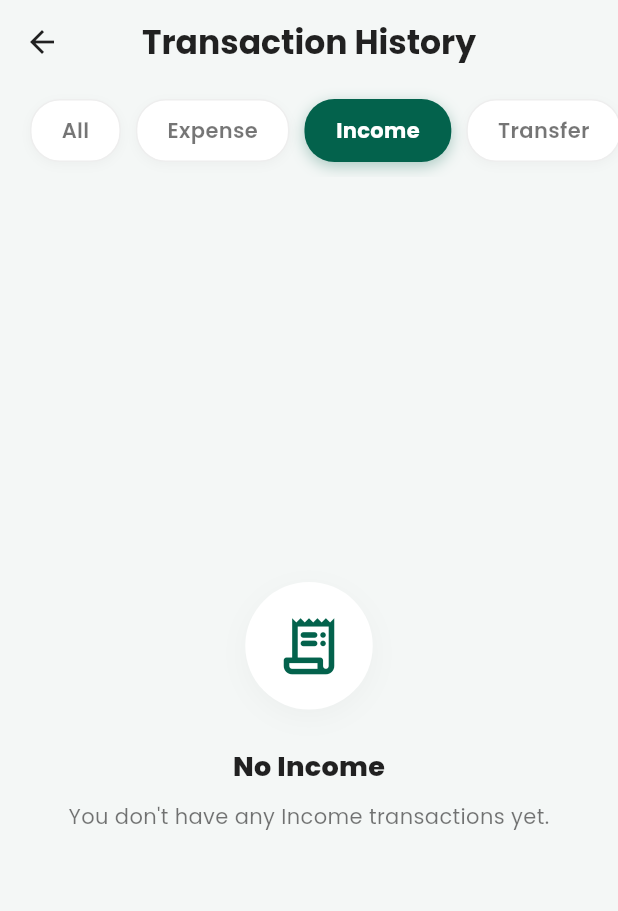
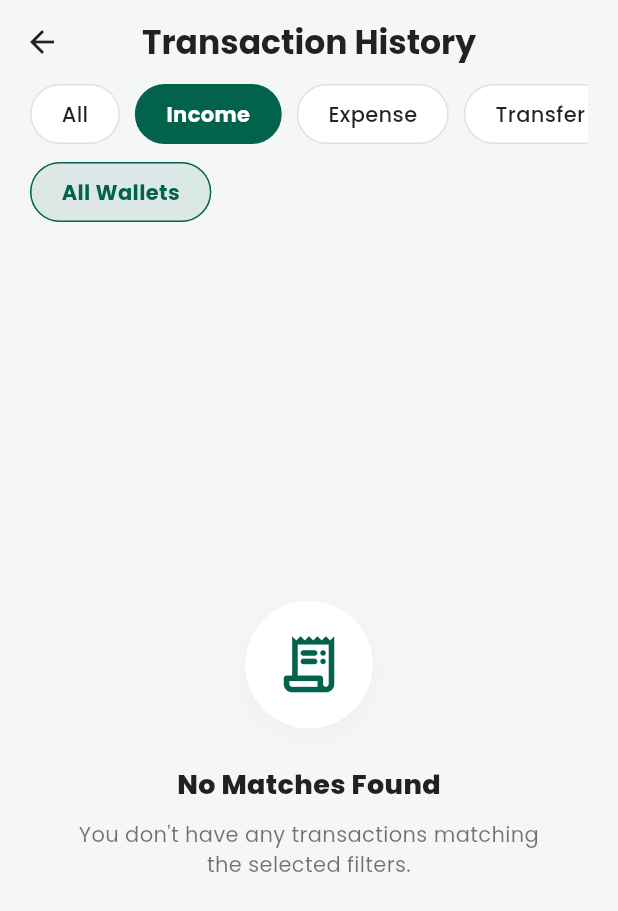
Before and after one commit to aniruddharoyarka/Khorcha, a Flutter app: the AllTransactionsPage screen opened directly with empty values, after a tap on "Income", on a phone screen of 412 x 824 dp. Shown: the top 911 px of the screen. Run offline on Flutter 3.47's test engine with Material 3 defaults, Android fonts, the phone set to English and light mode, and no system bars; our stand-ins replace cloud_firestore, firebase_auth, firebase_core, fl_chart, google_fonts; accounts and stored records are empty.

Commit message:
adding more filters to all transactions page

```diff
--- a/lib/pages/all_transactions_page.dart
+++ b/lib/pages/all_transactions_page.dart
@@ -12,44 +12,147 @@ class AllTransactionsPage extends StatefulWidget {
 }
 
 class _AllTransactionsPageState extends State<AllTransactionsPage> {
-  // Currently selected filter
-  String selectedFilter = 'All';
+  // Currently selected filters
+  String selectedTypeFilter = 'All';
+  String selectedWalletFilter = 'All Wallets';
+
+  final List<String> typeFilters = ['All', 'Income', 'Expense', 'Transfer'];
 
   @override
   Widget build(BuildContext context) {
-    // 1. Filter the transactions based on selected type
+    // Dynamically extract unique wallets from the user's transactions
+    Set<String> uniqueWallets = {'All Wallets'};
+    for (var tx in widget.transactions) {
+      if (tx.wallet.isNotEmpty) uniqueWallets.add(tx.wallet);
+      if (tx.toWallet != null && tx.toWallet!.isNotEmpty) uniqueWallets.add(tx.toWallet!);
+    }
+    // Sort wallets alphabetically but keep 'All Wallets' at the front
+    List<String> walletFilters = uniqueWallets.toList()..sort();
+    walletFilters.remove('All Wallets');
+    walletFilters.insert(0, 'All Wallets');
+
+    // Filter the transactions based on both selected type AND wallet
     List<TransactionModel> filteredList = widget.transactions.where((t) {
-      if (selectedFilter == 'All') return true;
-      if (selectedFilter == 'Income') return t.type == TransactionType.income;
-      if (selectedFilter == 'Expense') return t.type == TransactionType.expense;
-      if (selectedFilter == 'Transfer') return t.type == TransactionType.transfer;
-      return true;
+      // 1. Check Type
+      bool matchesType = true;
+      if (selectedTypeFilter == 'Income') matchesType = t.type == TransactionType.income;
+      if (selectedTypeFilter == 'Expense') matchesType = t.type == TransactionType.expense;
+      if (selectedTypeFilter == 'Transfer') matchesType = t.type == TransactionType.transfer;
+
+      // 2. Check Wallet
+      bool matchesWallet = true;
+      if (selectedWalletFilter != 'All Wallets') {
+        // Match if either the source wallet or destination wallet matches
+        matchesWallet = (t.wallet == selectedWalletFilter || t.toWallet == selectedWalletFilter);
+      }
+
+      return matchesType && matchesWallet;
     }).toList();
 
-    // 2. Sort the filtered list by date (newest first)
+    // Sort the filtered list by date (newest first)
     filteredList.sort((a, b) => b.date.compareTo(a.date));
 
     return Scaffold(
       backgroundColor: const Color(0xFFF4F7F6),
       appBar: AppBar(
-        title: const Text("Transaction History", style: TextStyle(fontWeight: FontWeight.w700)),
+        title: const Text("Transaction History", style: TextStyle(fontWeight: FontWeight.w700, color: Colors.black87)),
         centerTitle: true,
         backgroundColor: Colors.transparent,
         elevation: 0,
-        foregroundColor: Colors.black87,
+        iconTheme: const IconThemeData(color: Colors.black87),
       ),
       body: Column(
         children: [
-          // Filter Row at the top
-          _buildFilterRow(),
+          // Filter Section
+          Container(
+            padding: const EdgeInsets.only(left: 20, right: 20, bottom: 15),
+            child: Column(
+              crossAxisAlignment: CrossAxisAlignment.start,
+              children: [
+                // Type Filters (Horizontal Scroll)
+                SizedBox(
+                  height: 40,
+                  child: ListView.builder(
+                    scrollDirection: Axis.horizontal,
+                    physics: const BouncingScrollPhysics(),
+                    itemCount: typeFilters.length,
+                    itemBuilder: (context, index) {
+                      final filter = typeFilters[index];
+                      final isSelected = selectedTypeFilter == filter;
+                      return GestureDetector(
+                        onTap: () => setState(() => selectedTypeFilter = filter),
+                        child: Container(
+                          margin: const EdgeInsets.only(right: 10),
+                          padding: const EdgeInsets.symmetric(horizontal: 20, vertical: 8),
+                          decoration: BoxDecoration(
+                            color: isSelected ? const Color(0xFF03624C) : Colors.white,
+                            borderRadius: BorderRadius.circular(20),
+                            border: Border.all(
+                              color: isSelected ? const Color(0xFF03624C) : Colors.grey.shade300,
+                            ),
+                          ),
+                          alignment: Alignment.center,
+                          child: Text(
+                            filter,
+                            style: TextStyle(
+                              color: isSelected ? Colors.white : Colors.black87,
+                              fontWeight: isSelected ? FontWeight.bold : FontWeight.w500,
+                            ),
+                          ),
+                        ),
+                      );
+                    },
+                  ),
+                ),
 
-          // Transactions List
+                const SizedBox(height: 12),
+
+                // Wallet Filters (Horizontal Scroll)
+                SizedBox(
+                  height: 40,
+                  child: ListView.builder(
+                    scrollDirection: Axis.horizontal,
+                    physics: const BouncingScrollPhysics(),
+                    itemCount: walletFilters.length,
+                    itemBuilder: (context, index) {
+                      final filter = walletFilters[index];
+                      final isSelected = selectedWalletFilter == filter;
+                      return GestureDetector(
+                        onTap: () => setState(() => selectedWalletFilter = filter),
+                        child: Container(
+                          margin: const EdgeInsets.only(right: 10),
+                          padding: const EdgeInsets.symmetric(horizontal: 20, vertical: 8),
+                          decoration: BoxDecoration(
+                            color: isSelected ? const Color(0xFF03624C).withOpacity(0.1) : Colors.white,
+                            borderRadius: BorderRadius.circular(20),
+                            border: Border.all(
+                              color: isSelected ? const Color(0xFF03624C) : Colors.grey.shade300,
+                            ),
+                          ),
+                          alignment: Alignment.center,
+                          child: Text(
+                            filter,
+                            style: TextStyle(
+                              color: isSelected ? const Color(0xFF03624C) : Colors.black87,
+                              fontWeight: isSelected ? FontWeight.bold : FontWeight.w500,
+                            ),
+                          ),
+                        ),
+                      );
+                    },
+                  ),
+                ),
+              ],
+            ),
+          ),
+
+          // Transaction List
           Expanded(
             child: filteredList.isEmpty
                 ? _buildEmptyState()
                 : ListView.builder(
+              padding: const EdgeInsets.symmetric(horizontal: 20, vertical: 10),
               physics: const BouncingScrollPhysics(),
-              padding: const EdgeInsets.symmetric(horizontal: 20, vertical: 10),
               itemCount: filteredList.length,
               itemBuilder: (context, index) {
                 return RecentTransactionsCard(transaction: filteredList[index]);
@@ -61,70 +164,8 @@ class _AllTransactionsPageState extends State<AllTransactionsPage> {
     );
   }
 
-  // Modern horizontal filter row
-  Widget _buildFilterRow() {
-    final filters = ['All', 'Expense', 'Income', 'Transfer'];
-
-    return SingleChildScrollView(
-      scrollDirection: Axis.horizontal,
-      padding: const EdgeInsets.symmetric(horizontal: 20, vertical: 10),
-      physics: const BouncingScrollPhysics(),
-      child: Row(
-        children: filters.map((filter) {
-          final isSelected = selectedFilter == filter;
+  Widget _buildEmptyState() {
     return Padding(
-            padding: const EdgeInsets.only(right: 10),
-            child: GestureDetector(
-              onTap: () {
-                setState(() {
-                  selectedFilter = filter; // Update state when a filter is tapped
-                });
-              },
-              child: AnimatedContainer(
-                duration: const Duration(milliseconds: 200),
-                padding: const EdgeInsets.symmetric(horizontal: 20, vertical: 10),
-                decoration: BoxDecoration(
-                  color: isSelected ? const Color(0xFF03624C) : Colors.white,
-                  borderRadius: BorderRadius.circular(20),
-                  boxShadow: isSelected
-                      ? [
-                    BoxShadow(
-                      color: const Color(0xFF03624C).withOpacity(0.3),
-                      blurRadius: 8,
-                      offset: const Offset(0, 3),
-                    )
-                  ]
-                      : [
-                    BoxShadow(
-                      color: Colors.black.withOpacity(0.03),
-                      blurRadius: 5,
-                      offset: const Offset(0, 2),
-                    )
-                  ],
-                  border: Border.all(
-                    color: isSelected ? Colors.transparent : Colors.grey.shade200,
-                  ),
-                ),
-                child: Text(
-                  filter,
-                  style: TextStyle(
-                    color: isSelected ? Colors.white : Colors.black54,
-                    fontWeight: isSelected ? FontWeight.bold : FontWeight.w600,
-                    fontSize: 14,
-                  ),
-                ),
-              ),
-            ),
-          );
-        }).toList(),
-      ),
-    );
-  }
-
-  // Redesigned empty state to dynamically adapt to the active filter
-  Widget _buildEmptyState() {
-    return Center(
-      child: Padding(
       padding: const EdgeInsets.symmetric(horizontal: 40),
       child: Column(
         mainAxisAlignment: MainAxisAlignment.center,
@@ -146,20 +187,21 @@ class _AllTransactionsPageState extends State<AllTransactionsPage> {
           ),
           const SizedBox(height: 25),
           Text(
-              selectedFilter == 'All' ? "No Transactions Yet" : "No $selectedFilter",
+            selectedTypeFilter == 'All' && selectedWalletFilter == 'All Wallets'
+                ? "No Transactions Yet"
+                : "No Matches Found",
             style: const TextStyle(fontSize: 18, fontWeight: FontWeight.w800, color: Colors.black87),
           ),
           const SizedBox(height: 10),
           Text(
-              selectedFilter == 'All'
+            selectedTypeFilter == 'All' && selectedWalletFilter == 'All Wallets'
                 ? "Your history is empty. Start adding some expenses or income to track your money!"
-                  : "You don't have any $selectedFilter transactions yet.",
+                : "You don't have any transactions matching the selected filters.",
             textAlign: TextAlign.center,
             style: const TextStyle(fontSize: 14, color: Colors.black54, height: 1.4),
           ),
         ],
       ),
-      ),
     );
   }
 }
--- a/lib/pages/dashboard_page.dart
+++ b/lib/pages/dashboard_page.dart
@@ -273,7 +273,7 @@ class _DashboardPageState extends State<DashboardPage> {
           physics: const AlwaysScrollableScrollPhysics(),
           padding: const EdgeInsets.only(bottom: 30),
           children: [
-            const SizedBox(height: 20),
+            const SizedBox(height: 15),
 
             DashboardHeader(
               name: user?.displayName ?? "User",
@@ -285,7 +285,7 @@ class _DashboardPageState extends State<DashboardPage> {
               onCardsPressed: () => _showWalletsBottomSheet(walletBalances, totalBalance),
             ),
 
-            const SizedBox(height: 25),
+            const SizedBox(height: 15),
 
             // REVERTED to use Total Expense again!
             BalanceCard(
@@ -293,7 +293,7 @@ class _DashboardPageState extends State<DashboardPage> {
               totalExpense: totalExpense,
             ),
 
-            const SizedBox(height: 25),
+            const SizedBox(height: 15),
 
             StreamBuilder<DocumentSnapshot>(
               stream: FirebaseFirestore.instance.collection('users').doc(user!.uid).snapshots(),
@@ -308,7 +308,7 @@ class _DashboardPageState extends State<DashboardPage> {
                 return Column(
                   children: [
                     BudgetCard(spent: totalExpense, total: budget),
-                    const SizedBox(height: 25),
+                    const SizedBox(height: 15),
                   ],
                 );
               },
@@ -337,7 +337,7 @@ class _DashboardPageState extends State<DashboardPage> {
               ),
             ),
 
-            const SizedBox(height: 25),
+            const SizedBox(height: 15),
 
             SectionTitle(
               title: "Recent Transactions",
--- a/lib/widgets/dashboard_header.dart
+++ b/lib/widgets/dashboard_header.dart
@@ -25,8 +25,8 @@ class _DashboardHeaderState extends State<DashboardHeader> {
 
   String _getGreeting() {
     var hour = DateTime.now().hour;
-    if (hour < 12) return 'Good Morning';
-    if (hour < 17) return 'Good Afternoon';
+    if (hour > 4 && hour < 12) return 'Good Morning';
+    if (hour > 12 && hour < 18) return 'Good Afternoon';
     return 'Good Evening';
   }
 
--- a/lib/widgets/upcoming_payment_card.dart
+++ b/lib/widgets/upcoming_payment_card.dart
@@ -164,7 +164,7 @@ class UpcomingPaymentCard extends StatelessWidget {
               CircleAvatar(
                 radius: 35,
                 backgroundColor: const Color(0xFF03624C).withOpacity(0.1),
-                child: const Icon(Icons.event_repeat_rounded,
+                child: const Icon(Icons.autorenew,
                     color: Color(0xFF03624C), size: 35),
               ),
               const SizedBox(height: 15),
@@ -350,7 +350,7 @@ class UpcomingPaymentCard extends StatelessWidget {
                 color: const Color(0xFF03624C).withOpacity(0.1),
                 shape: BoxShape.circle,
               ),
-              child: const Icon(Icons.event_repeat_rounded,
+              child: const Icon(Icons.autorenew,
                   color: Color(0xFF03624C), size: 20),
             ),
 
```
Also changed, not shown: 1 other file. Lines whose indentation alone changed are shown as unchanged.
